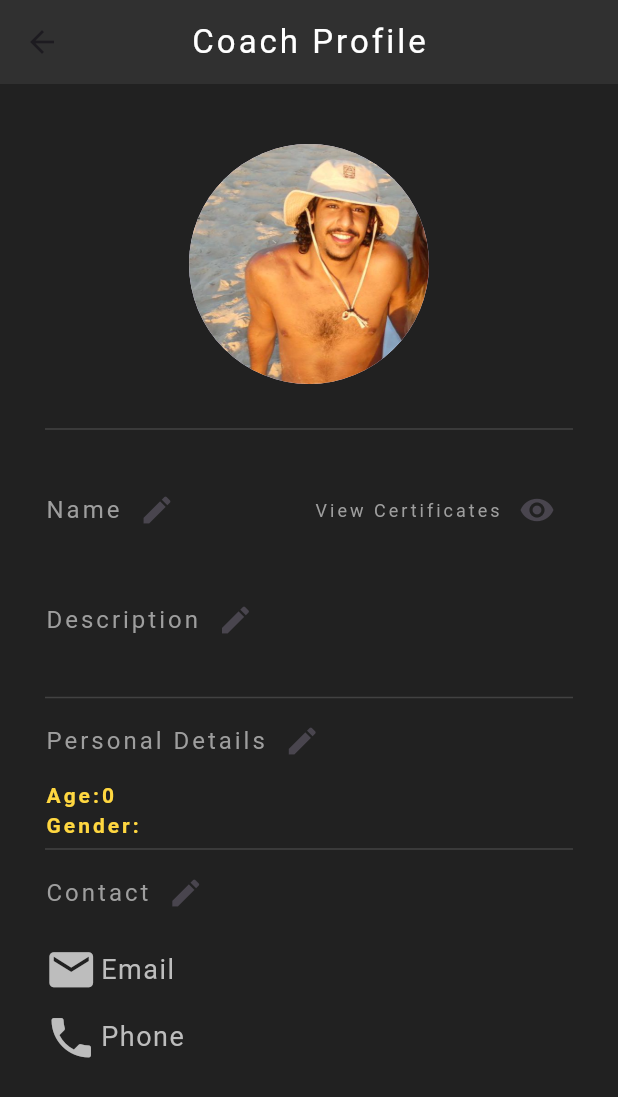
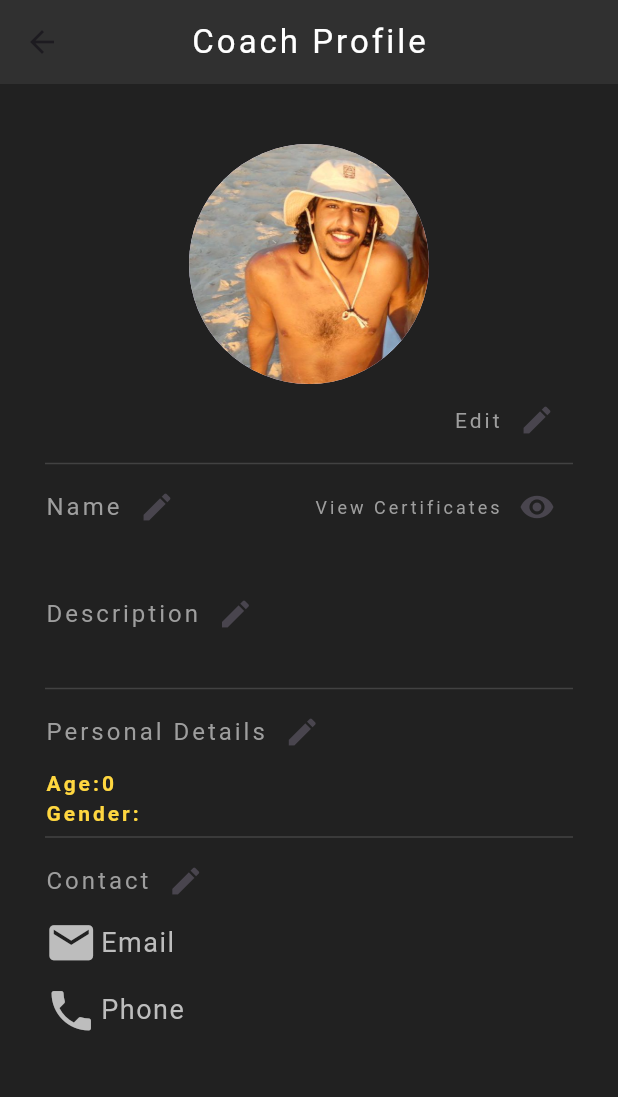
Before and after one commit to DorYanay/SoluTrain-Mobile-APP, a Flutter app: the CoachProfilePage screen opened directly, on a phone screen of 412 x 824 dp. Shown: the top 1097 px of the screen. Run offline on Flutter 3.47's test engine with Material 3 defaults, Android fonts, the phone set to English and light mode, and no system bars; our stand-ins replace file_picker, google_nav_bar, readmore; accounts and stored records are empty; network calls fail.

Commit message:
add edit button and creategroup mymeetings location pages

```diff
--- a/mobile/lib/pages/profile/coach_profile_page.dart
+++ b/mobile/lib/pages/profile/coach_profile_page.dart
@@ -23,6 +23,7 @@ class _CoachProfilePage extends State<CoachProfilePage> {
   @override
   Widget build(BuildContext context) {
     UserSchema user = Provider.of<AppModel>(context).user!;
+    String description = user.description;
     int age = calculateAge(user.dateOfBirth);
     return Scaffold(
       backgroundColor: Colors.grey[900],
@@ -49,8 +50,22 @@ class _CoachProfilePage extends State<CoachProfilePage> {
                   radius: 80.0,
                 ),
               ),
+              Row(
+                mainAxisAlignment: MainAxisAlignment.end,
+                children: [
+                  const Text(
+                    'Edit',
+                    style: TextStyle(
+                      color: Colors.grey,
+                      letterSpacing: 2.0,
+                      fontSize: 14.0,
+                    ),
+                  ),
+                  IconButton(
+                      onPressed: () {}, icon: const Icon(Icons.edit))
+                ],),
               Divider(
-                height: 60.0,
+                height: 10.0,
                 color: Colors.grey[800],
               ),
               // Each Row contains the code in the first column and an ElevatedButton in the second column
@@ -103,7 +118,6 @@ class _CoachProfilePage extends State<CoachProfilePage> {
                         fontSize: 16.0,
                         fontWeight: FontWeight.bold),
                   ),
-                  const SizedBox(height: 2.0),
                   Column(
                       crossAxisAlignment: CrossAxisAlignment.start,
                       children: [
@@ -122,9 +136,8 @@ class _CoachProfilePage extends State<CoachProfilePage> {
                               },
                               icon: const Icon(Icons.edit))
                         ]),
-                        const SizedBox(height: 2.0),
                         ReadMoreText(
-                          user.description,
+                          '$description',
                           trimLines: 1,
                           preDataTextStyle: TextStyle(color: Colors.white),
                           postDataTextStyle: TextStyle(color: Colors.white),
@@ -171,9 +184,6 @@ class _CoachProfilePage extends State<CoachProfilePage> {
                             IconButton(
                                 onPressed: () {}, icon: const Icon(Icons.edit))
                           ],
-                        ),
-                        const SizedBox(
-                          height: 2.0,
                         ),
                         Row(
                           children: [
@@ -259,9 +269,6 @@ class _CoachProfilePage extends State<CoachProfilePage> {
                   ),
                   IconButton(onPressed: () {}, icon: const Icon(Icons.edit))
                 ],
-              ),
-              const SizedBox(
-                height: 10.0,
               ),
               Row(
                 children: <Widget>[
```
Also changed, not shown: mobile/lib/pages/main/main_page.dart (+6 -4 lines), mobile/lib/pages/profile/trainer_profile_page.dart (+17 -3 lines), mobile/lib/pages/view_coach/view_coach_profile.dart (renamed from mobile/lib/pages/profile/view_coach_profile.dart, +4 -3 lines), 3 other files.
